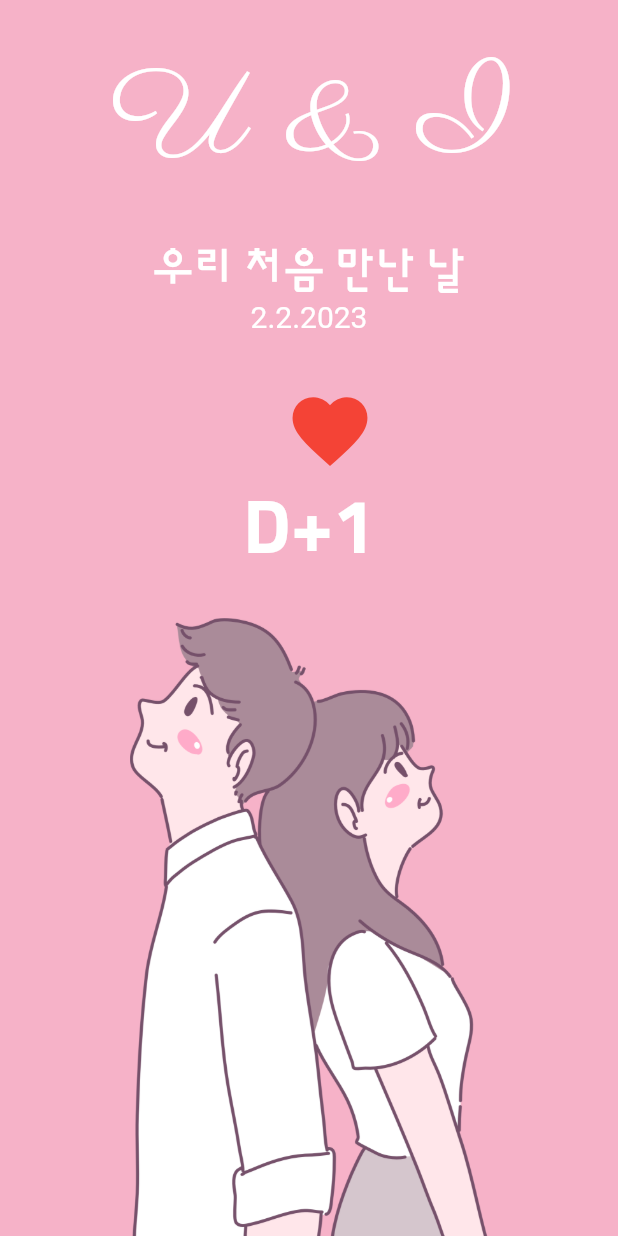
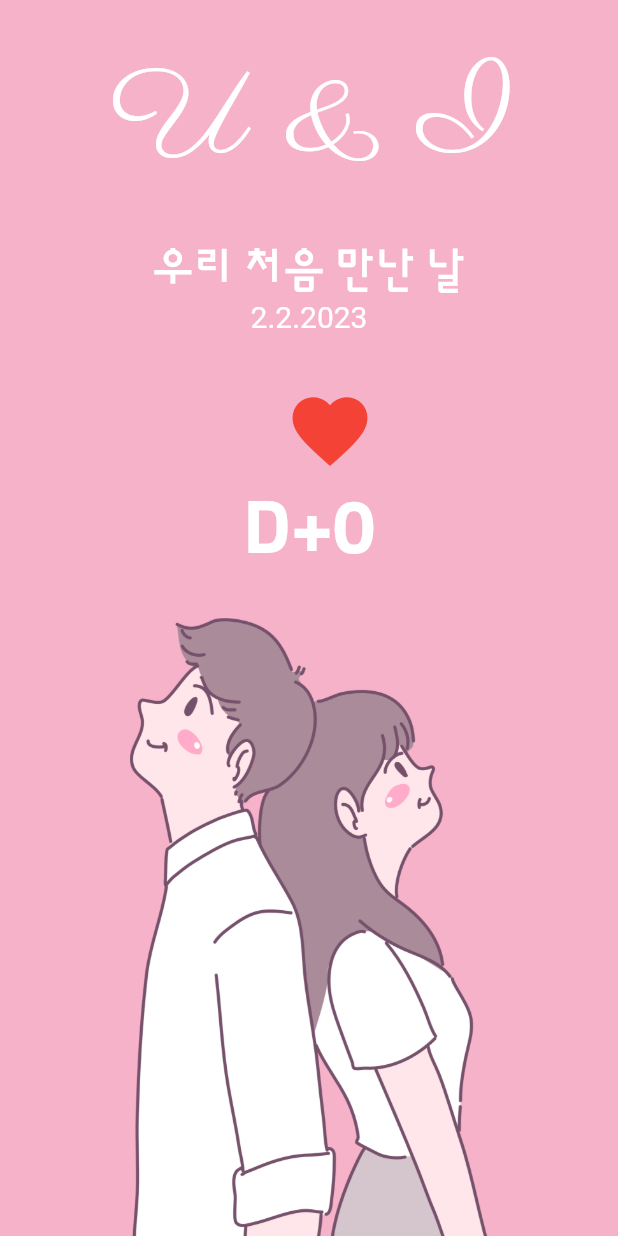
Before and after one commit to nzwgkim/howManyDays, a Flutter app: the screen it shows after launch, on a phone screen of 412 x 824 dp. Run offline on Flutter 3.47's test engine with Material 2 defaults, Android fonts, the phone set to English and light mode, and no system bars.

Commit message:
Updatable D days

```diff
--- a/lib/screen/home_screen.dart
+++ b/lib/screen/home_screen.dart
@@ -45,6 +45,9 @@ class TopPart extends StatefulWidget {
 
 class _TopPartState extends State<TopPart> {
   DateTime _dateTime = DateTime.now();
+  DateTime now = DateTime.now();
+  String isAfter = '+';
+
   @override
   Widget build(BuildContext context) {
     return Expanded(
@@ -91,8 +94,13 @@ class _TopPartState extends State<TopPart> {
                             onDateTimeChanged: (value) {
                               setState(() {
                                 _dateTime = value;
+                                if (now.isAfter(_dateTime)) {
+                                  isAfter = '+';
+                                } else {
+                                  isAfter = '-';
+                                }
+                                print(now.difference(_dateTime).inDays);
                               });
-                              // print(_dateTime.day);
                             },
                           ),
                         ),
@@ -105,9 +113,9 @@ class _TopPartState extends State<TopPart> {
                   color: Colors.red,
                   size: 60,
                 )),
-            const Text(
-              'D+1',
-              style: TextStyle(
+            Text(
+              'D$isAfter${now.difference(_dateTime).inDays.abs()}',
+              style: const TextStyle(
                   color: Colors.white,
                   fontSize: 50,
                   fontFamily: 'sunflower',
```
